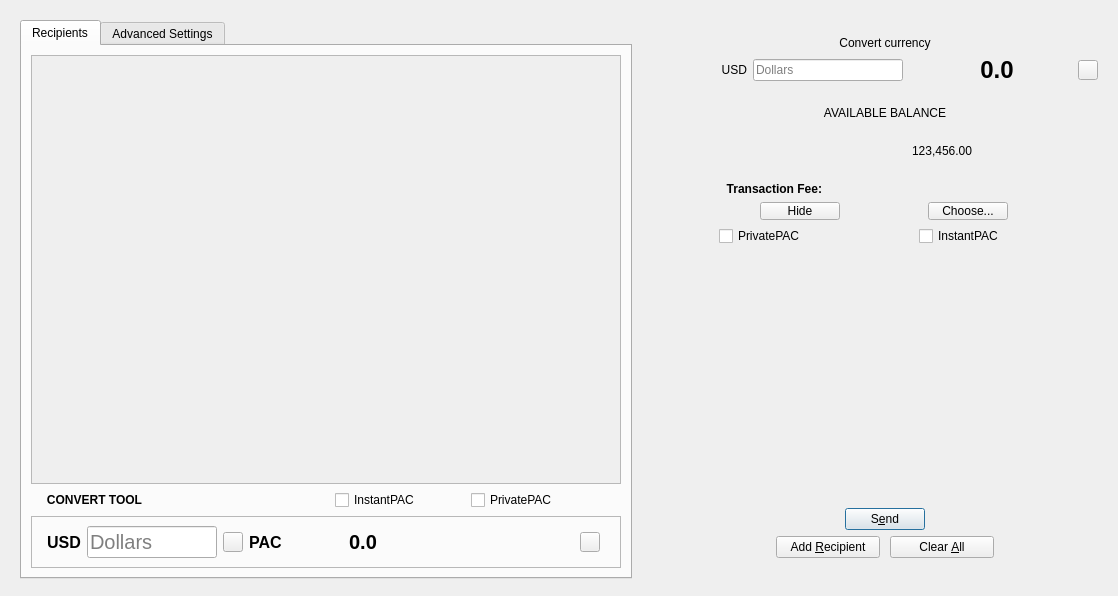
Before: the Qt Designer form src/qt/forms/sendcoinsdialog.ui in CryptoMx/PAC, drawn with Qt 5.
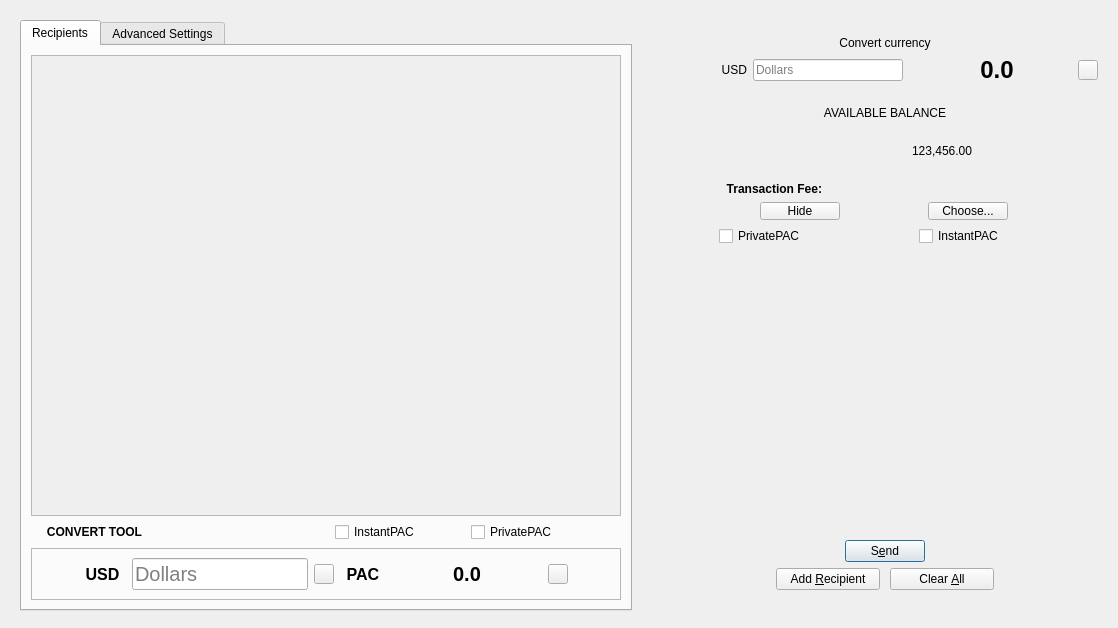
After: the same form once the commit is applied. The open tabs and pages were chosen to show the change. Icons and pictures are not drawn. Custom widgets are drawn as their Qt base class.

The edit to the form file:
```diff
--- a/src/qt/forms/sendcoinsdialog.ui
+++ b/src/qt/forms/sendcoinsdialog.ui
@@ -7,7 +7,7 @@
     <x>0</x>
     <y>0</y>
     <width>1118</width>
-    <height>596</height>
+    <height>628</height>
    </rect>
   </property>
   <property name="windowTitle">
@@ -67,7 +67,7 @@
                  <x>0</x>
                  <y>0</y>
                  <width>590</width>
-                 <height>427</height>
+                 <height>459</height>
                 </rect>
                </property>
                <layout class="QVBoxLayout" name="verticalLayout_2" stretch="0,1">
@@ -272,7 +272,7 @@
                   <enum>Qt::Horizontal</enum>
                  </property>
                  <property name="sizeType">
-                  <enum>QSizePolicy::Fixed</enum>
+                  <enum>QSizePolicy::Expanding</enum>
                  </property>
                  <property name="sizeHint" stdset="0">
                   <size>
@@ -285,11 +285,17 @@
                <item>
                 <widget class="QLabel" name="CurrencyToConvert">
                  <property name="sizePolicy">
-                  <sizepolicy hsizetype="Fixed" vsizetype="Preferred">
+                  <sizepolicy hsizetype="Expanding" vsizetype="Preferred">
                    <horstretch>0</horstretch>
                    <verstretch>0</verstretch>
                   </sizepolicy>
                  </property>
+                 <property name="maximumSize">
+                  <size>
+                   <width>50</width>
+                   <height>16777215</height>
+                  </size>
+                 </property>
                  <property name="font">
                   <font>
                    <pointsize>12</pointsize>
@@ -308,7 +314,7 @@
                <item>
                 <widget class="QLineEdit" name="lineConvertCurrency">
                  <property name="sizePolicy">
-                  <sizepolicy hsizetype="Fixed" vsizetype="Fixed">
+                  <sizepolicy hsizetype="Preferred" vsizetype="Fixed">
                    <horstretch>0</horstretch>
                    <verstretch>0</verstretch>
                   </sizepolicy>
@@ -321,7 +327,7 @@
                  </property>
                  <property name="maximumSize">
                   <size>
-                   <width>130</width>
+                   <width>16777215</width>
                    <height>16777215</height>
                   </size>
                  </property>
@@ -378,7 +384,7 @@
                <item>
                 <widget class="QLabel" name="iconLabelConvertedCurrency">
                  <property name="sizePolicy">
-                  <sizepolicy hsizetype="Fixed" vsizetype="Preferred">
+                  <sizepolicy hsizetype="Expanding" vsizetype="Preferred">
                    <horstretch>0</horstretch>
                    <verstretch>0</verstretch>
                   </sizepolicy>
@@ -391,7 +397,7 @@
                  </property>
                  <property name="maximumSize">
                   <size>
-                   <width>16777215</width>
+                   <width>50</width>
                    <height>16777215</height>
                   </size>
                  </property>
@@ -435,7 +441,7 @@
                <item>
                 <widget class="QLabel" name="labelConvertion">
                  <property name="sizePolicy">
-                  <sizepolicy hsizetype="Expanding" vsizetype="Preferred">
+                  <sizepolicy hsizetype="Preferred" vsizetype="Preferred">
                    <horstretch>0</horstretch>
                    <verstretch>0</verstretch>
                   </sizepolicy>
@@ -470,38 +476,6 @@
                  </property>
                 </widget>
                </item>
-               <item>
-                <spacer name="horizontalSpacer_19">
-                 <property name="orientation">
-                  <enum>Qt::Horizontal</enum>
-                 </property>
-                 <property name="sizeType">
-                  <enum>QSizePolicy::Expanding</enum>
-                 </property>
-                 <property name="sizeHint" stdset="0">
-                  <size>
-                   <width>40</width>
-                   <height>20</height>
-                  </size>
-                 </property>
-                </spacer>
-               </item>
-               <item>
-                <spacer name="horizontalSpacer_17">
-                 <property name="orientation">
-                  <enum>Qt::Horizontal</enum>
-                 </property>
-                 <property name="sizeType">
-                  <enum>QSizePolicy::Expanding</enum>
-                 </property>
-                 <property name="sizeHint" stdset="0">
-                  <size>
-                   <width>40</width>
-                   <height>20</height>
-                  </size>
-                 </property>
-                </spacer>
-               </item>
                <item>
                 <widget class="QPushButton" name="copyPacs">
                  <property name="sizePolicy">
@@ -536,7 +510,7 @@
                   <enum>Qt::Horizontal</enum>
                  </property>
                  <property name="sizeType">
-                  <enum>QSizePolicy::Fixed</enum>
+                  <enum>QSizePolicy::Expanding</enum>
                  </property>
                  <property name="sizeHint" stdset="0">
                   <size>
```
Left out of the diff: 28 changed lines with no effect on the pictures. Lines whose indentation alone changed are shown as unchanged.
